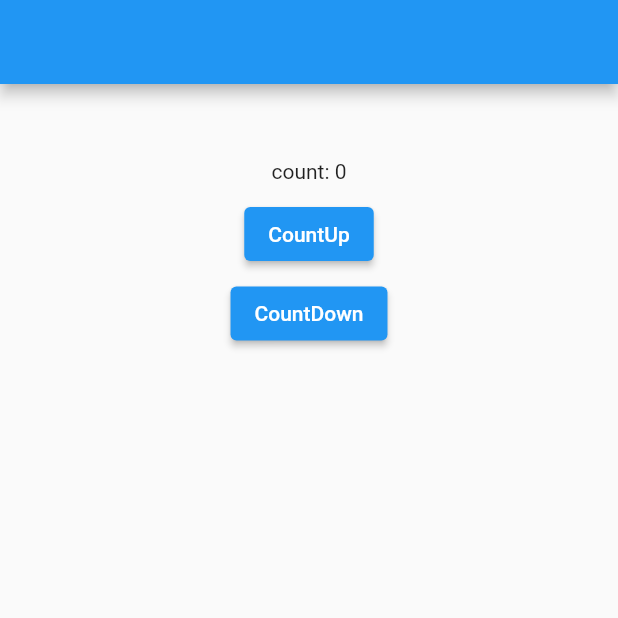
After one commit to hiro-nagami/flutter-sample, a Flutter app: the screen it shows after launch, on a phone screen of 412 x 824 dp, the top half of it. The commit adds this screen. Run offline on Flutter 3.47's test engine with Material 2 defaults, Android fonts, the phone set to English and light mode, and no system bars.

Commit message:
Split counter to other file

```diff
--- /dev/null
+++ b/lib/inherited-widget-sample/components/counter.dart
@@ -0,0 +1,31 @@
+import 'package:flutter/material.dart';
+import 'package:todo/inherited-widget-sample/index.dart';
+
+class Counter extends StatelessWidget {
+  const Counter({Key? key}) : super(key: key);
+
+  @override
+  Widget build(BuildContext context) {
+    // CountContainerにアクセスしてCountPageStateを取得している
+    final state = CountContainer.of(context)?.state;
+
+    if (state == null) {
+      return Container(
+          margin: const EdgeInsets.all(3),
+          child: const Text('count is nothing'));
+    }
+
+    // countUp, countDownをcallしてCountPageStateの値を変更する
+    return Center(
+        child: Column(children: [
+      const SizedBox(height: 50),
+      Text('count: ${state.getCount()}'),
+      const SizedBox(height: 10),
+      ElevatedButton(
+          onPressed: () => state.countUp(), child: const Text("CountUp")),
+      const SizedBox(height: 5),
+      ElevatedButton(
+          onPressed: () => state.countDown(), child: const Text("CountDown"))
+    ]));
+  }
+}
```
Also changed, not shown: lib/inherited-widget-sample/index.dart (+2 -31 lines).
